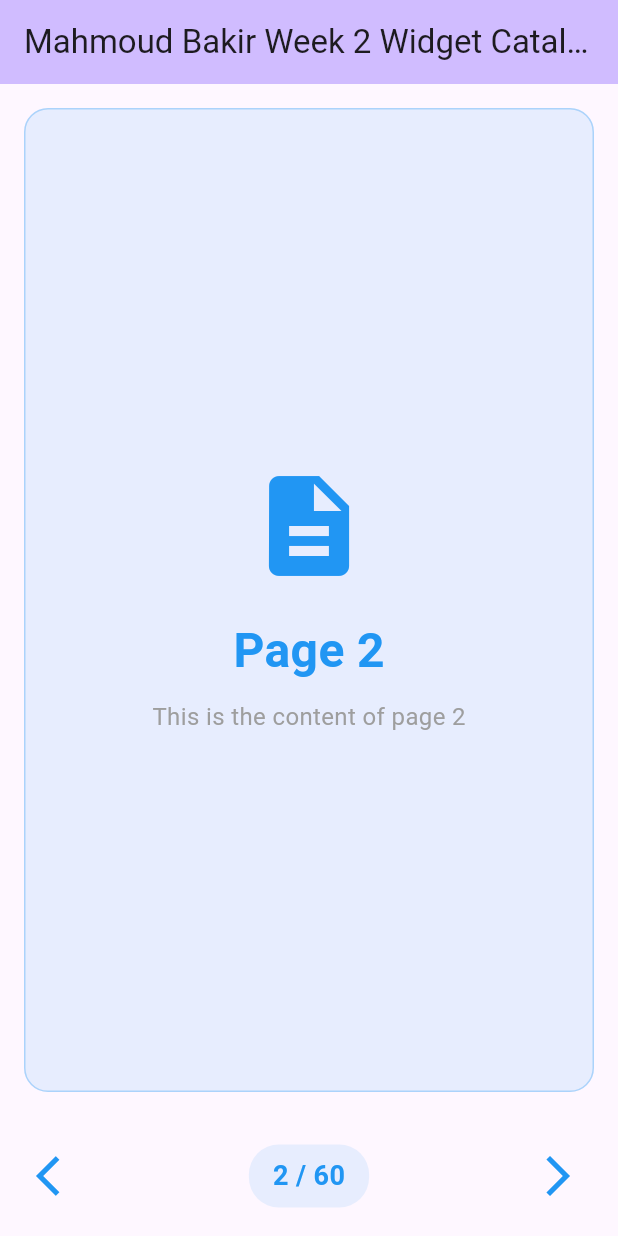
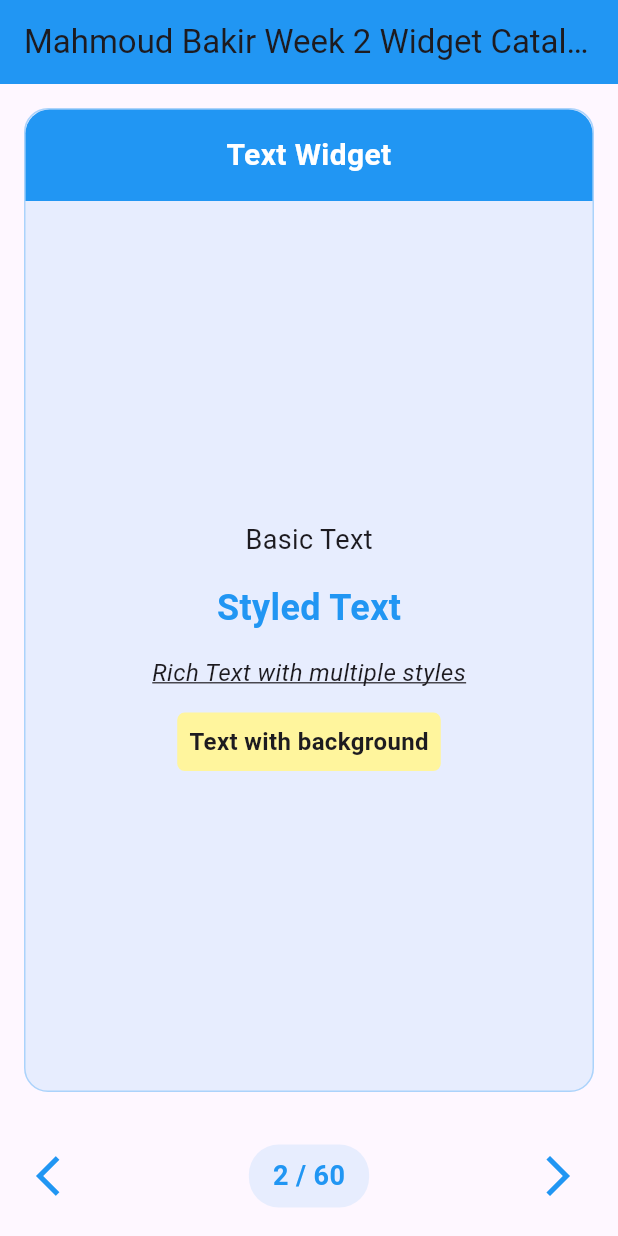
Before and after one commit to Mahm0udbakir/mahmoudbakir_week2_widgetcatalog, a Flutter app: the screen it shows after launch, after a tap on the "arrow forward ios" icon, on a phone screen of 412 x 824 dp. Run offline on Flutter 3.47's test engine with Material 3 defaults, Android fonts, the phone set to English and light mode, and no system bars.

Commit message:
Refactor PageNavigation: Added container and text widgets, improved layout and styling. Updated navigation logic and page rendering to accommodate new widget structure.

```diff
--- a/lib/page_navigation.dart
+++ b/lib/page_navigation.dart
@@ -1,6 +1,6 @@
-
-
 import 'package:flutter/material.dart';
+import 'widgets/container_widget.dart';
+import 'widgets/text_widget.dart';
 
 class PageNavigation extends StatefulWidget {
   const PageNavigation({super.key});
@@ -37,7 +37,8 @@ class _PageNavigationState extends State<PageNavigation> {
     return Scaffold(
       appBar: AppBar(
         title: const Text('Mahmoud Bakir Week 2 Widget Catalog'),
-        backgroundColor: Theme.of(context).colorScheme.inversePrimary,
+        centerTitle: true,
+        backgroundColor: Colors.blue,
       ),
       body: Column(
         children: [
@@ -71,7 +72,10 @@ class _PageNavigationState extends State<PageNavigation> {
                 ),
                 // Page indicator
                 Container(
-                  padding: const EdgeInsets.symmetric(horizontal: 16, vertical: 8),
+                  padding: const EdgeInsets.symmetric(
+                    horizontal: 16,
+                    vertical: 8,
+                  ),
                   decoration: BoxDecoration(
                     color: Colors.blue.withOpacity(0.1),
                     borderRadius: BorderRadius.circular(20),
@@ -87,10 +91,14 @@ class _PageNavigationState extends State<PageNavigation> {
                 ),
                 // Right arrow
                 IconButton(
-                  onPressed: _currentPage < _totalPages - 1 ? _goToNextPage : null,
+                  onPressed:
+                      _currentPage < _totalPages - 1 ? _goToNextPage : null,
                   icon: const Icon(Icons.arrow_forward_ios),
                   iconSize: 32,
-                  color: _currentPage < _totalPages - 1 ? Colors.blue : Colors.grey,
+                  color:
+                      _currentPage < _totalPages - 1
+                          ? Colors.blue
+                          : Colors.grey,
                 ),
               ],
             ),
@@ -101,6 +109,17 @@ class _PageNavigationState extends State<PageNavigation> {
   }
 
   Widget _buildPage(int index) {
+    // List of all widget pages
+    final List<Widget> widgetPages = [
+      const ContainerWidget(),
+      const TextWidget(),
+    ];
+
+    // Return the widget at the current index, or a placeholder if index is out of range
+    if (index < widgetPages.length) {
+      return widgetPages[index];
+    } else {
+      // Placeholder for pages not yet created
       return Container(
         margin: const EdgeInsets.all(16.0),
         decoration: BoxDecoration(
@@ -108,36 +127,8 @@ class _PageNavigationState extends State<PageNavigation> {
           borderRadius: BorderRadius.circular(16),
           border: Border.all(color: Colors.blue.withOpacity(0.3)),
         ),
-      child: Center(
-        child: Column(
-          mainAxisAlignment: MainAxisAlignment.center,
-          children: [
-            Icon(
-              Icons.description,
-              size: 80,
-              color: Colors.blue,
-            ),
-            const SizedBox(height: 20),
-            Text(
-              'Page ${index + 1}',
-              style: const TextStyle(
-                fontSize: 32,
-                fontWeight: FontWeight.bold,
-                color: Colors.blue,
-              ),
-            ),
-            const SizedBox(height: 10),
-            Text(
-              'This is the content of page ${index + 1}',
-              style: const TextStyle(
-                fontSize: 16,
-                color: Colors.grey,
-              ),
-            ),
-          ],
-        ),
-      ),
       );
+    }
   }
 
   @override
--- /dev/null
+++ b/lib/widgets/container_widget.dart
@@ -0,0 +1,103 @@
+import 'package:flutter/material.dart';
+
+class ContainerWidget extends StatelessWidget {
+  const ContainerWidget({super.key});
+
+  @override
+  Widget build(BuildContext context) {
+    return Container(
+      margin: const EdgeInsets.all(16.0),
+      decoration: BoxDecoration(
+        color: Colors.blue.withOpacity(0.1),
+        borderRadius: BorderRadius.circular(16),
+        border: Border.all(color: Colors.blue.withOpacity(0.3)),
+      ),
+      child: Column(
+        children: [
+          // Widget title
+          Container(
+            width: double.infinity,
+            padding: const EdgeInsets.all(16.0),
+            decoration: BoxDecoration(
+              color: Colors.blue,
+              borderRadius: const BorderRadius.only(
+                topLeft: Radius.circular(16),
+                topRight: Radius.circular(16),
+              ),
+            ),
+            child: const Text(
+              'Container Widget',
+              style: TextStyle(
+                fontSize: 20,
+                fontWeight: FontWeight.bold,
+                color: Colors.white,
+              ),
+              textAlign: TextAlign.center,
+            ),
+          ),
+          // Widget demonstration
+          Expanded(
+            child: Padding(
+              padding: const EdgeInsets.all(20.0),
+              child: Column(
+                mainAxisAlignment: MainAxisAlignment.center,
+                children: [
+                  // Basic Container
+                  Container(
+                    width: 200,
+                    height: 100,
+                    decoration: BoxDecoration(
+                      color: Colors.blue.shade200,
+                      borderRadius: BorderRadius.circular(10),
+                      boxShadow: [
+                        BoxShadow(
+                          color: Colors.grey.withOpacity(0.5),
+                          spreadRadius: 2,
+                          blurRadius: 5,
+                          offset: const Offset(0, 3),
+                        ),
+                      ],
+                    ),
+                    child: const Center(
+                      child: Text(
+                        'Basic Container',
+                        style: TextStyle(
+                          fontSize: 16,
+                          fontWeight: FontWeight.bold,
+                        ),
+                      ),
+                    ),
+                  ),
+                  const SizedBox(height: 20),
+                  // Container with gradient
+                  Container(
+                    width: 200,
+                    height: 100,
+                    decoration: BoxDecoration(
+                      gradient: LinearGradient(
+                        colors: [Colors.purple.shade300, Colors.blue.shade300],
+                        begin: Alignment.topLeft,
+                        end: Alignment.bottomRight,
+                      ),
+                      borderRadius: BorderRadius.circular(10),
+                    ),
+                    child: const Center(
+                      child: Text(
+                        'Gradient Container',
+                        style: TextStyle(
+                          fontSize: 16,
+                          fontWeight: FontWeight.bold,
+                          color: Colors.white,
+                        ),
+                      ),
+                    ),
+                  ),
+                ],
+              ),
+            ),
+          ),
+        ],
+      ),
+    );
+  }
+}
--- /dev/null
+++ b/lib/widgets/text_widget.dart
@@ -0,0 +1,94 @@
+import 'package:flutter/material.dart';
+
+class TextWidget extends StatelessWidget {
+  const TextWidget({super.key});
+
+  @override
+  Widget build(BuildContext context) {
+    return Container(
+      margin: const EdgeInsets.all(16.0),
+      decoration: BoxDecoration(
+        color: Colors.blue.withOpacity(0.1),
+        borderRadius: BorderRadius.circular(16),
+        border: Border.all(color: Colors.blue.withOpacity(0.3)),
+      ),
+      child: Column(
+        children: [
+          // Widget title
+          Container(
+            width: double.infinity,
+            padding: const EdgeInsets.all(16.0),
+            decoration: BoxDecoration(
+              color: Colors.blue,
+              borderRadius: const BorderRadius.only(
+                topLeft: Radius.circular(16),
+                topRight: Radius.circular(16),
+              ),
+            ),
+            child: const Text(
+              'Text Widget',
+              style: TextStyle(
+                fontSize: 20,
+                fontWeight: FontWeight.bold,
+                color: Colors.white,
+              ),
+              textAlign: TextAlign.center,
+            ),
+          ),
+          // Widget demonstration
+          Expanded(
+            child: Padding(
+              padding: const EdgeInsets.all(20.0),
+              child: Column(
+                mainAxisAlignment: MainAxisAlignment.center,
+                children: [
+                  // Basic Text
+                  const Text(
+                    'Basic Text',
+                    style: TextStyle(fontSize: 18),
+                  ),
+                  const SizedBox(height: 15),
+                  // Styled Text
+                  const Text(
+                    'Styled Text',
+                    style: TextStyle(
+                      fontSize: 24,
+                      fontWeight: FontWeight.bold,
+                      color: Colors.blue,
+                    ),
+                  ),
+                  const SizedBox(height: 15),
+                  // Text with different properties
+                  const Text(
+                    'Rich Text with multiple styles',
+                    style: TextStyle(
+                      fontSize: 16,
+                      fontStyle: FontStyle.italic,
+                      decoration: TextDecoration.underline,
+                    ),
+                  ),
+                  const SizedBox(height: 15),
+                  // Text with background
+                  Container(
+                    padding: const EdgeInsets.all(8),
+                    decoration: BoxDecoration(
+                      color: Colors.yellow.shade200,
+                      borderRadius: BorderRadius.circular(5),
+                    ),
+                    child: const Text(
+                      'Text with background',
+                      style: TextStyle(
+                        fontSize: 16,
+                        fontWeight: FontWeight.w600,
+                      ),
+                    ),
+                  ),
+                ],
+              ),
+            ),
+          ),
+        ],
+      ),
+    );
+  }
+}
```
Lines whose indentation alone changed are shown as unchanged.
